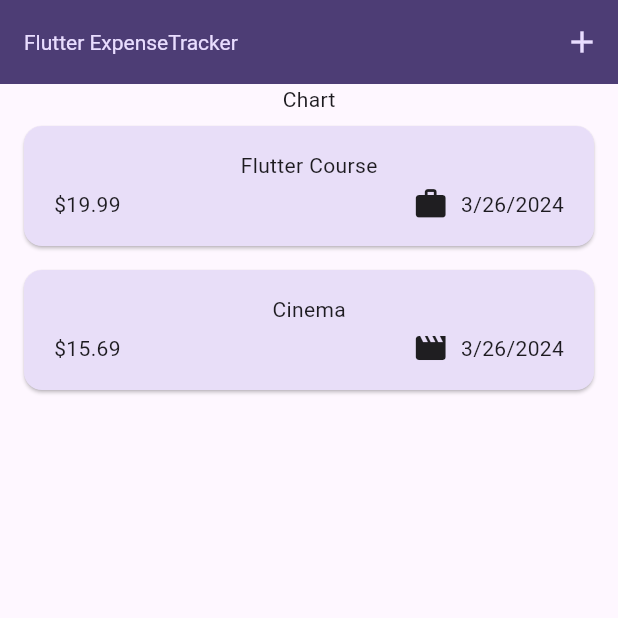
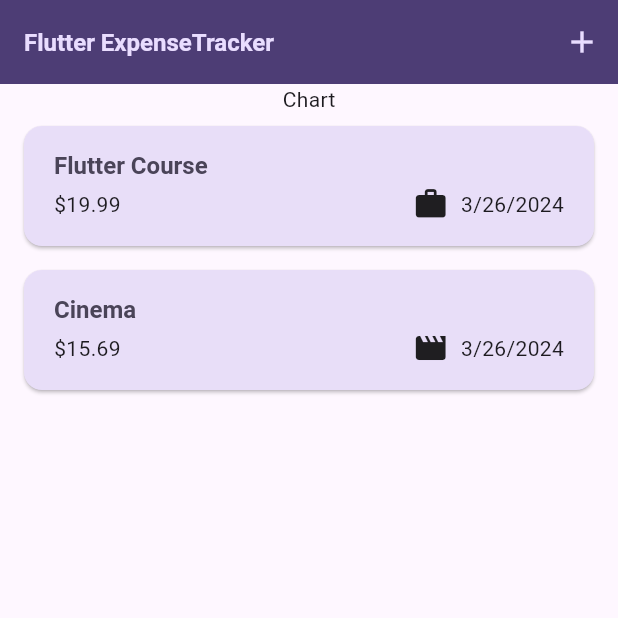
Before and after one commit to kotomoto/expenses-app, a Flutter app: the screen it shows after launch, on a phone screen of 412 x 824 dp, the top half of it. Run offline on Flutter 3.47's test engine with Material 3 defaults, Android fonts, the phone set to English and light mode, and no system bars.

Commit message:
Add widget theming

```diff
--- a/lib/main.dart
+++ b/lib/main.dart
@@ -27,9 +27,9 @@ void main() {
         ),
         textTheme: ThemeData().textTheme.copyWith(
               titleLarge: TextStyle(
-                fontWeight: FontWeight.normal,
+                fontWeight: FontWeight.bold,
                 color: kColorScheme.onSecondaryContainer,
-                fontSize: 14,
+                fontSize: 16,
               ),
             ),
       ),
--- a/lib/widgets/expenses_list/expense_item.dart
+++ b/lib/widgets/expenses_list/expense_item.dart
@@ -15,12 +15,16 @@ class ExpenseItem extends StatelessWidget {
           vertical: 16,
         ),
         child: Column(
+          crossAxisAlignment: CrossAxisAlignment.start,
           children: [
-            Text(expense.title),
+            Text(
+              expense.title,
+              style: Theme.of(context).textTheme.titleLarge,
+            ),
             const SizedBox(height: 4),
             Row(
               children: [
-                Text('\$${expense.amount.toStringAsFixed(2 )}'),
+                Text('\$${expense.amount.toStringAsFixed(2)}'),
                 const Spacer(),
                 Row(
                   children: [
--- a/lib/widgets/expenses_list/expenses_list.dart
+++ b/lib/widgets/expenses_list/expenses_list.dart
@@ -16,9 +16,12 @@ class ExpensesList extends StatelessWidget {
   Widget build(BuildContext context) {
     return ListView.builder(
       itemCount: expenses.length,
-      itemBuilder: (ctx, index) =>
-          Dismissible(
+      itemBuilder: (ctx, index) => Dismissible(
         key: ValueKey(expenses[index]),
+        background: Container(
+          color: Theme.of(context).colorScheme.error.withOpacity(0.75),
+          margin: EdgeInsets.symmetric(horizontal: Theme.of(context).cardTheme.margin!.horizontal),
+        ),
         onDismissed: (direction) {
           onRemoveExpense(expenses[index]);
         },
```
Lines whose indentation alone changed are shown as unchanged.
